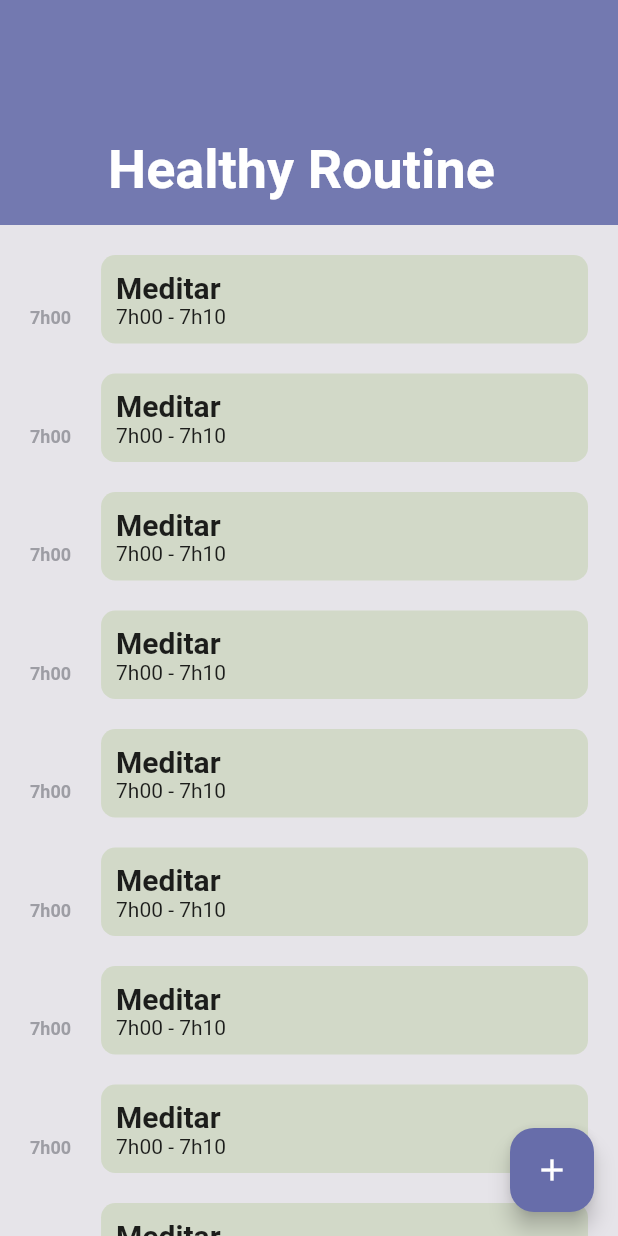
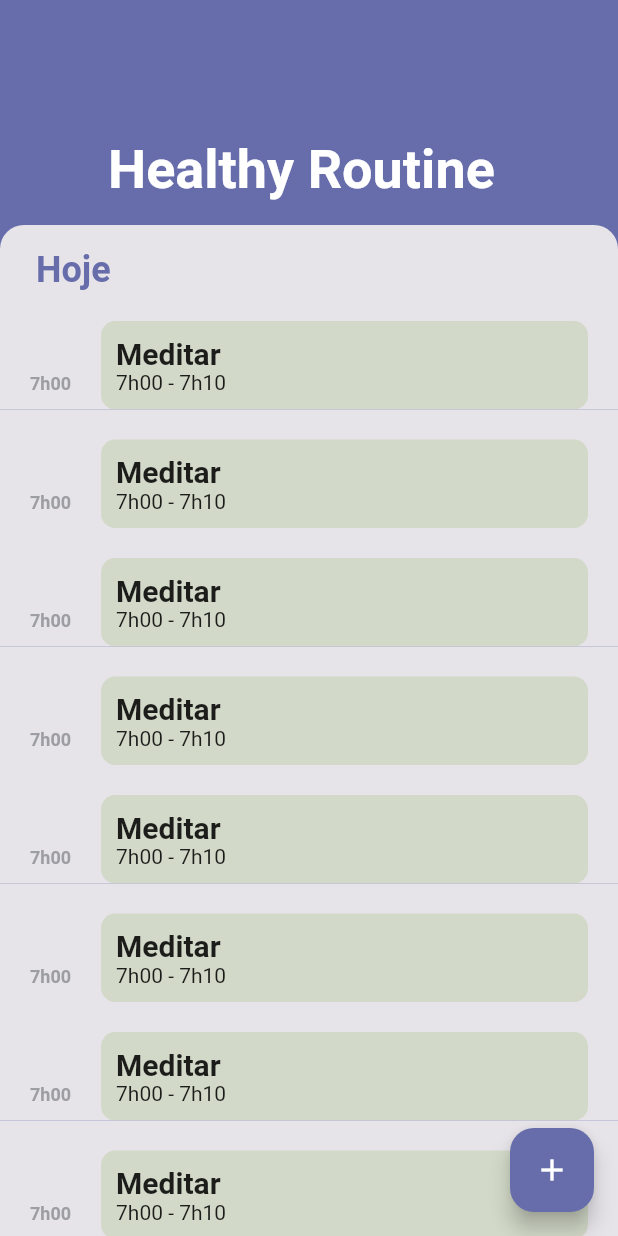
Before and after one commit to doisum/doisum-mobile, a Flutter app: the screen it shows after launch, on a phone screen of 412 x 824 dp. Run offline on Flutter 3.47's test engine with Material 2 defaults, Android fonts, the phone set to English and light mode, and no system bars; our stand-ins replace sqflite; accounts and stored records are empty.

Commit message:
flutter format . and corner radius

```diff
--- a/lib/main.dart
+++ b/lib/main.dart
@@ -3,9 +3,7 @@ import 'package:healthy_routine_mobile/healthy_routine.dart';
 
 void main() => runApp(Application());
 
-final appTheme = ThemeData(
-  backgroundColor: BACKGROUND_GRAY
-);
+final appTheme = ThemeData(backgroundColor: BACKGROUND_GRAY);
 
 class Application extends StatelessWidget {
   @override
--- a/lib/presentation/pages/create_task_page.dart
+++ b/lib/presentation/pages/create_task_page.dart
@@ -46,6 +46,7 @@ class CreateTaskPage extends StatelessWidget {
       );
     }).toList();
   }
+
   /// MOCKS
 
   @override
--- a/lib/presentation/pages/daily_task_list_page.dart
+++ b/lib/presentation/pages/daily_task_list_page.dart
@@ -7,31 +7,56 @@ class DailyTaskListPage extends StatelessWidget {
   @override
   Widget build(BuildContext context) {
     return Scaffold(
-      backgroundColor: Theme.of(context).backgroundColor,
+      backgroundColor: PURPLE,
       body: CustomScrollView(
         slivers: <Widget>[
           sliverAppBar(),
-          taskSliverList(),
+          roundCorners(context),
+          taskSliverList(context),
         ],
       ),
       floatingActionButton: FloatingActionButton(
-          onPressed: () => Routes.openCreateTaskPage(context),
-          tooltip: 'Nova atividade',
-          child: const Icon(Icons.add),
-          backgroundColor: PURPLE,
-          shape: RoundedRectangleBorder(
-            borderRadius: BorderRadius.all(Radius.circular(16.0))
-          ),
+        onPressed: () => Routes.openCreateTaskPage(context),
+        tooltip: 'Nova atividade',
+        child: const Icon(Icons.add),
+        backgroundColor: PURPLE,
+        shape: RoundedRectangleBorder(
+            borderRadius: BorderRadius.all(Radius.circular(16.0))),
       ),
     );
   }
 
+  SliverToBoxAdapter roundCorners(BuildContext context) {
+    return SliverToBoxAdapter(
+      child: Container(
+        decoration: BoxDecoration(
+            color: Theme.of(context).backgroundColor,
+            borderRadius: BorderRadius.only(
+                topLeft: Radius.circular(16), topRight: Radius.circular(16))),
+        child: Container(
+          padding: EdgeInsets.only(top: 16, left: 24, bottom: 0),
+          child: Text(
+            'Hoje',
+            style: TextStyle(
+              fontWeight: FontWeight.bold,
+              fontSize: 24,
+              color: PURPLE,
+            ),
+          ),
+        ),
+      ),
+    );
+  }
 
-  SliverList taskSliverList() {
+  SliverList taskSliverList(BuildContext context) {
     return SliverList(
       delegate: SliverChildBuilderDelegate(
         (BuildContext context, int index) {
-          return TaskCard();
+          return Container(
+              decoration: BoxDecoration(
+                color: Theme.of(context).backgroundColor,
+              ),
+              child: TaskCard());
         },
         childCount: 10,
       ),
@@ -41,7 +66,7 @@ class DailyTaskListPage extends StatelessWidget {
   SliverAppBar sliverAppBar() {
     return SliverAppBar(
       pinned: true,
-      backgroundColor: PURPLE.withOpacity(0.9),
+      backgroundColor: PURPLE,
       expandedHeight: 150.0,
       // shape: ROUNDED_HEADER_SHAPE,
       // bottom: PreferredSize(child: PageHeader(), preferredSize: Size.fromHeight(90),),
--- a/lib/resources/styles/decoration.dart
+++ b/lib/resources/styles/decoration.dart
@@ -1,6 +1,7 @@
 import 'package:flutter/widgets.dart';
 
-BoxDecoration roundDecoration({@required Color color, @required double radius}) {
+BoxDecoration roundDecoration(
+    {@required Color color, @required double radius}) {
   return BoxDecoration(
     color: color,
     borderRadius: BorderRadius.all(
--- a/lib/resources/styles/text_style.dart
+++ b/lib/resources/styles/text_style.dart
@@ -1,6 +1,5 @@
 import 'package:flutter/widgets.dart';
 import 'package:healthy_routine_mobile/healthy_routine.dart';
-
 
 const BOLD = TextStyle(
   fontSize: 20,
```
Also changed, not shown: lib/presentation/components/bullet.dart (+2 -5 lines), lib/utils/extensions/widget_extensions.dart (+6 -2 lines), lib/healthy_routine.dart (line endings or trailing spaces), lib/resources/routes.dart (line endings or trailing spaces), lib/resources/styles/colors.dart (line endings or trailing spaces).
